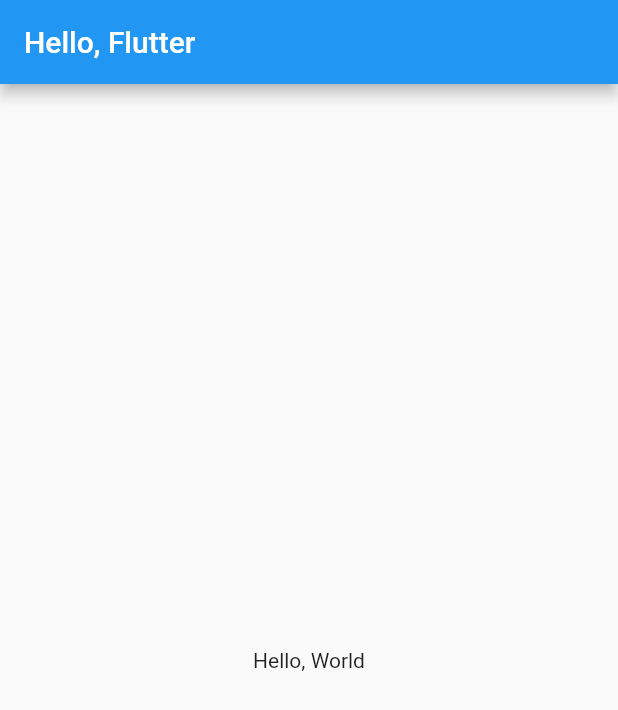
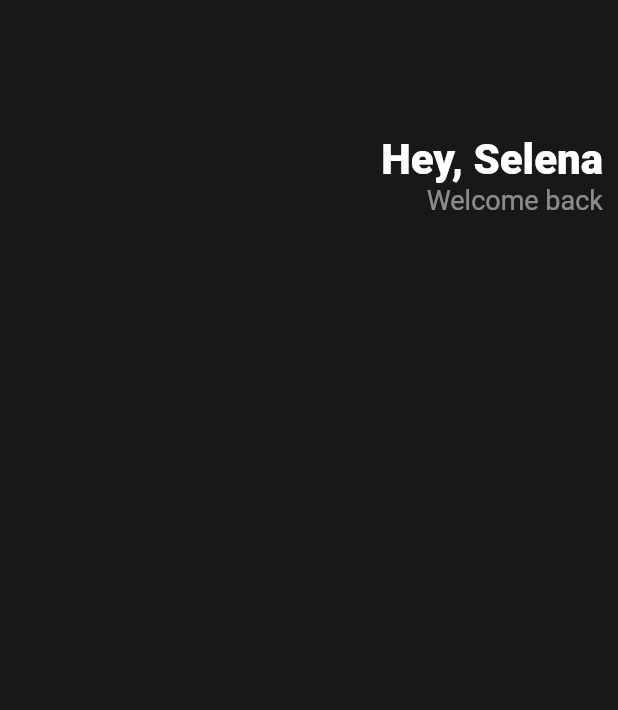
Before and after one commit to ITDawoon/flutter-study, a Flutter app: the screen it shows after launch, on a phone screen of 412 x 824 dp. Shown: the top 710 px of the screen. Run offline on Flutter 3.47's test engine with Material 2 defaults, Android fonts, the phone set to English and light mode, and no system bars.

Commit message:
Add Header

```diff
--- a/toonflix/lib/main.dart
+++ b/toonflix/lib/main.dart
@@ -9,13 +9,44 @@ class App extends StatelessWidget {
   @override
   Widget build(BuildContext context) {
     return MaterialApp(
-        home: Scaffold(
-      appBar: AppBar(
-        title: Text("Hello, Flutter"),
+      home: Scaffold(
+        backgroundColor: Color(0xFF181818),
+        body: Padding(
+          padding: EdgeInsets.all(10),
+          child: Column(
+            children: [
+              SizedBox(
+                height: 80,
+              ),
+              Row(
+                mainAxisAlignment: MainAxisAlignment.end,
+                children: [
+                  Column(
+                    crossAxisAlignment: CrossAxisAlignment.end,
+                    children: [
+                      Text(
+                        "Hey, Selena",
+                        style: TextStyle(
+                          color: Colors.white,
+                          fontSize: 28,
+                          fontWeight: FontWeight.w800,
+                        ),
+                      ),
+                      Text(
+                        "Welcome back",
+                        style: TextStyle(
+                          color: Colors.white.withOpacity(0.5),
+                          fontSize: 18,
+                        ),
+                      ),
+                    ],
+                  )
+                ],
+              )
+            ],
+          ),
+        ),
       ),
-      body: Center(
-        child: Text("Hello, World"),
-      ),
-    ));
+    );
   }
 }
```
Also changed, not shown: 1 other file.
